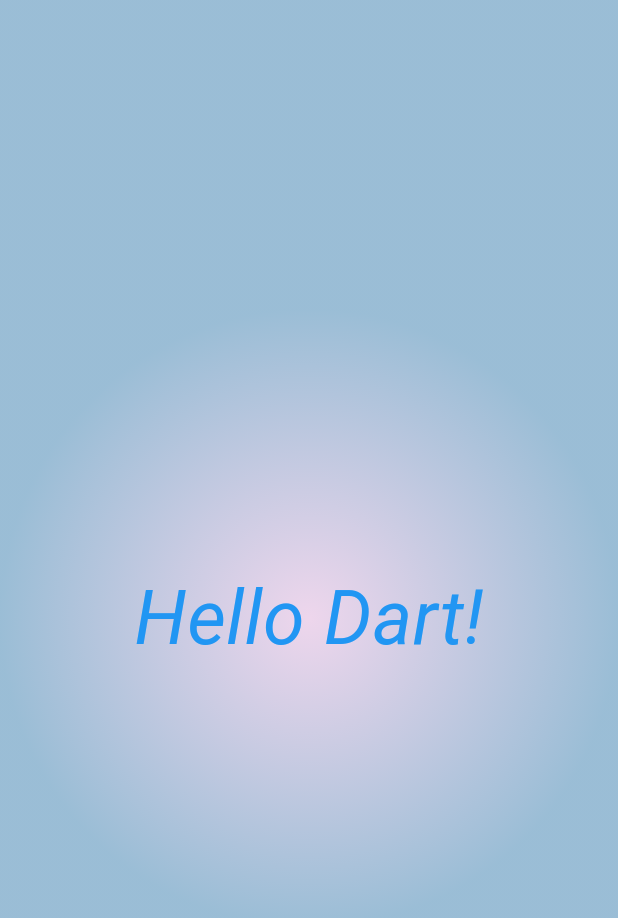
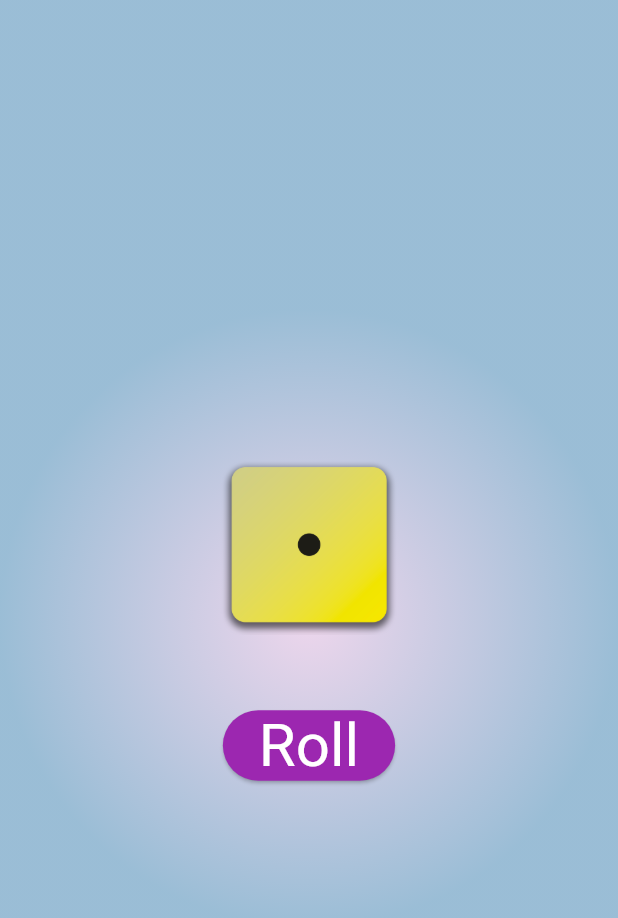
Before and after one commit to shiwani08/Dice_Roll, a Flutter app: the screen it shows after launch, on a phone screen of 412 x 824 dp. Shown: the top 918 px of the screen. Run offline on Flutter 3.47's test engine with Material 3 defaults, Android fonts, the phone set to English and light mode, and no system bars.

Commit message:
1st phase completed with animation

```diff
--- /dev/null
+++ b/lib/change-dice.dart
@@ -0,0 +1,65 @@
+import 'package:flutter/material.dart';
+import 'dart:math';
+
+class ChangeDice extends StatefulWidget {
+  const ChangeDice({super.key});
+
+  @override
+  State createState() {
+    return _ChangeDiceState();
+  }
+}
+
+class _ChangeDiceState extends State<ChangeDice> {
+  // Variable to hold the path to the dice image
+  var changeNum = 'assets/images/dice-1.png';
+
+  // Click function to change the dice image and trigger a rebuild
+  void click() {
+    var diceRoll = Random().nextInt(6) + 1; // Generates a random number from 1 to 6
+    setState(() {
+      changeNum = 'assets/images/dice-$diceRoll.png';
+    });
+  }
+
+  @override
+  Widget build(BuildContext context) {
+    return Column(
+      mainAxisAlignment: MainAxisAlignment.center,
+      mainAxisSize: MainAxisSize.max,
+      children: [
+        Center(
+          // added animation here
+          child: AnimatedSwitcher(
+            duration: const Duration(milliseconds: 200),
+            transitionBuilder: (Widget child, Animation<double> animation) {
+              return ScaleTransition(scale: animation, child: child);
+            },
+            child: Image.asset(
+              changeNum,  // Use changeNum to dynamically show the dice image
+              key: ValueKey<String>(changeNum),  // Unique key to track image changes
+              width: 120,
+            ),
+          ),
+        ),
+        const SizedBox(height: 50),
+        ElevatedButton(
+          onPressed: click, // Passing a pointer to the click function
+          style: TextButton.styleFrom(
+            foregroundColor: Colors.white,
+            backgroundColor: Colors.purple,
+            textStyle: const TextStyle(
+              fontSize: 40,
+            ),
+          ),
+          child: const Text(
+            'Roll',
+            style: TextStyle(
+              color: Colors.white,
+            ),
+          ),
+        ),
+      ],
+    );
+  }
+}
--- a/lib/main.dart
+++ b/lib/main.dart
@@ -1,32 +1,16 @@
+import 'package:dice_roll/roll-dice.dart';
 import 'package:flutter/material.dart';
 
 void main() {
   // const optimizes the runtime of the app
   // const REUSES the memory instead of creating new memory space for every object
 
-  runApp(MaterialApp(
-
+  runApp(
+    MaterialApp(
       // Scaffold builds a good screen for the app and generally uses body function
       home: Scaffold(
-
-    body: Container(
-      decoration: const BoxDecoration(
-        gradient: RadialGradient(colors: [
-          Color.fromARGB(100, 213, 163, 207),
-          Color.fromARGB(100, 00, 100, 150),
-        ],
-        ),
-      ),
-      child: const Center(
-        child: Text(
-          "Hello Dart!",
-          style: TextStyle(
-            color: Colors.blue,
-            fontSize: 50,
-            fontStyle: FontStyle.italic,
-          ),
-        ),
+        body: RollDice(),
       ),
     ),
-  ),),);
+  );
 }
--- /dev/null
+++ b/lib/roll-dice.dart
@@ -0,0 +1,23 @@
+import 'package:flutter/material.dart';
+import 'package:dice_roll/change-dice.dart';
+
+class RollDice extends StatelessWidget {
+  RollDice({super.key});
+
+  var changeNum = 'assets/images/dice-1.png';
+
+  @override
+  Widget build(context) {
+    return Container(
+      decoration: const BoxDecoration(
+        gradient: RadialGradient(
+          colors: [
+            Color.fromARGB(100, 213, 163, 207),
+            Color.fromARGB(100, 00, 100, 150),
+          ],
+        ),
+      ),
+      child: const ChangeDice(),
+    );
+  }
+}
--- a/pubspec.yaml
+++ b/pubspec.yaml
@@ -59,9 +59,8 @@ flutter:
   uses-material-design: true
 
   # To add assets to your application, add an assets section, like this:
-  # assets:
-  #   - images/a_dot_burr.jpeg
-  #   - images/a_dot_ham.jpeg
+  assets:
+    - assets/images/
 
   # An image asset can refer to one or more resolution-specific "variants", see
   # https://flutter.dev/to/resolution-aware-images
```
Also changed, not shown: assets/images/dice-1.png (added), assets/images/dice-2.png (added), assets/images/dice-3.png (added), assets/images/dice-4.png (added), assets/images/dice-5.png (added), assets/images/dice-6.png (added), dice-images/dice-images/dice-1.png (added), dice-images/dice-images/dice-2.png (added), dice-images/dice-images/dice-3.png (added), dice-images/dice-images/dice-4.png (added), dice-images/dice-images/dice-5.png (added), dice-images/dice-images/dice-6.png (added), 1 other file.
